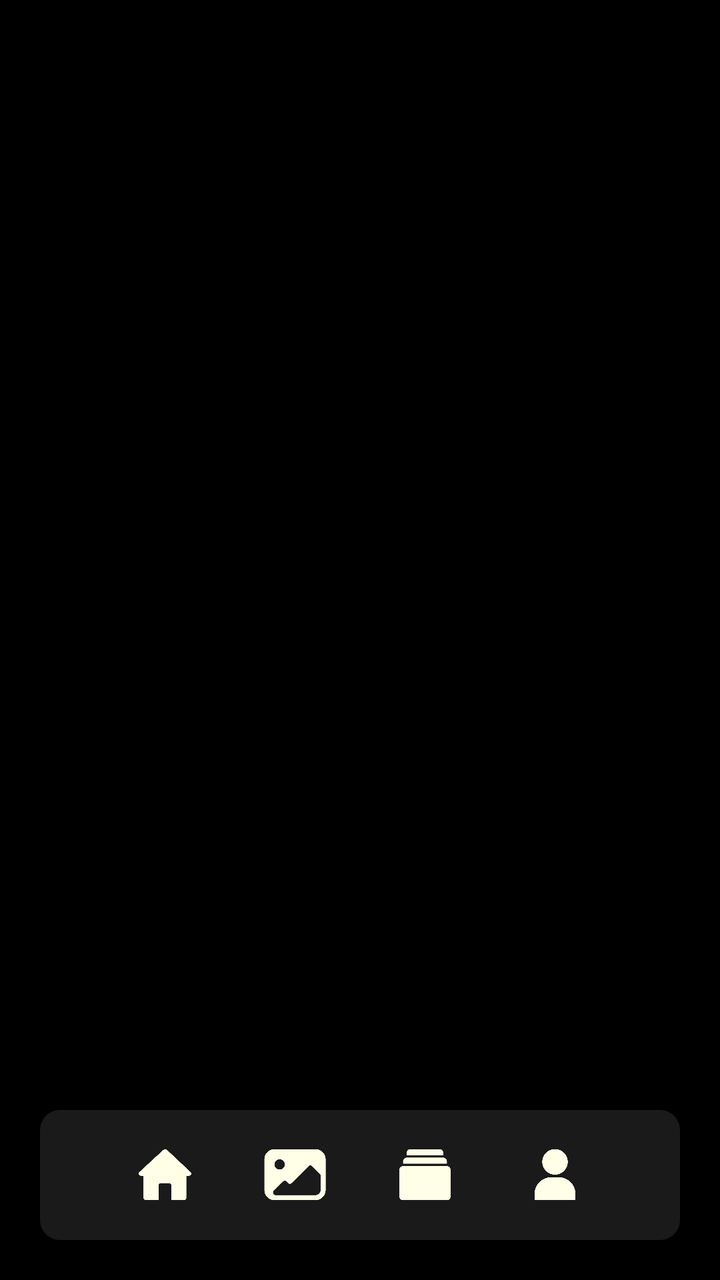
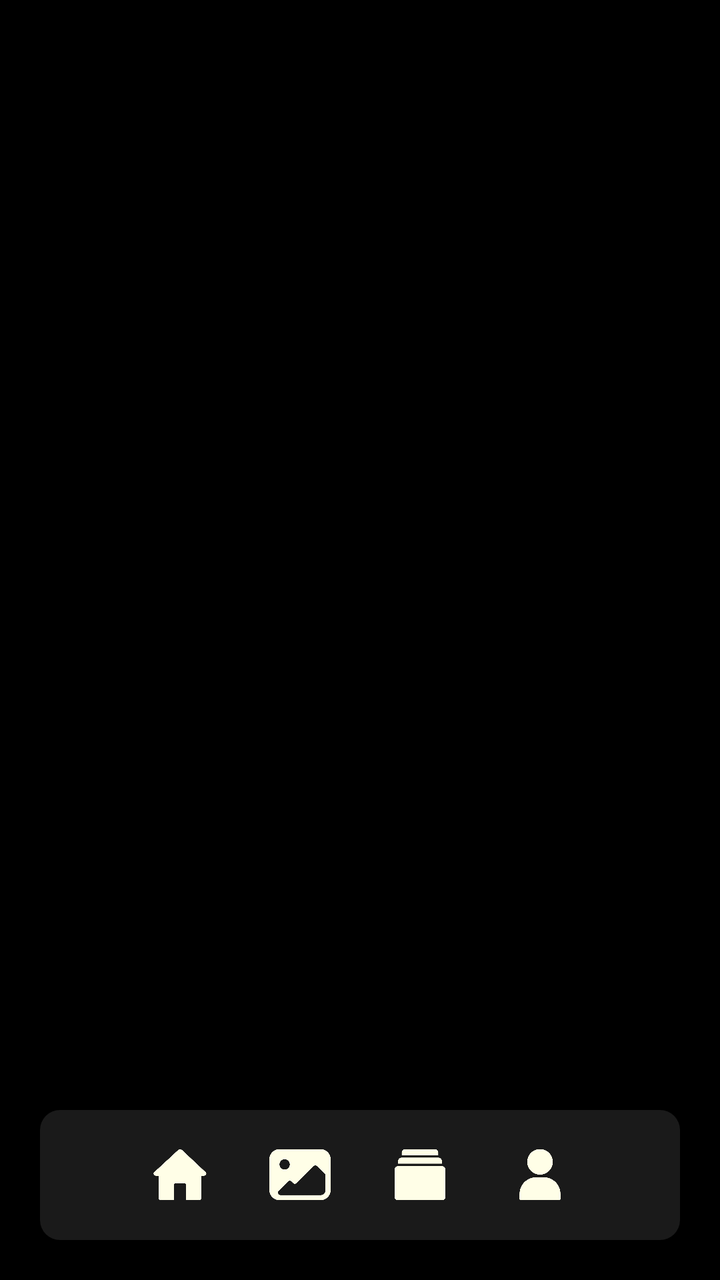

Compare the two renders of this Android layout. The source of the first and the diff that turns it into the second are given below.
<!-- AndroidManifest.xml: application theme Theme.Monaly -->
<!-- res/layout/activity_main.xml -->
<?xml version="1.0" encoding="utf-8"?>
<androidx.constraintlayout.widget.ConstraintLayout xmlns:android="http://schemas.android.com/apk/res/android"
    xmlns:app="http://schemas.android.com/apk/res-auto"
    xmlns:tools="http://schemas.android.com/tools"
    android:id="@+id/main"
    android:layout_width="match_parent"
    android:layout_height="match_parent"
    android:background="@color/black"
    tools:context=".ui.activity.MainActivity">

    <androidx.viewpager2.widget.ViewPager2
        android:id="@+id/viewPagerMain"
        android:layout_width="0dp"
        android:layout_height="0dp"
        app:layout_constraintBottom_toTopOf="@+id/customBottomNav"
        app:layout_constraintEnd_toEndOf="parent"
        app:layout_constraintStart_toStartOf="parent"
        app:layout_constraintTop_toTopOf="parent" />

    <LinearLayout
        android:id="@+id/customBottomNav"
        android:layout_width="0dp"
        android:layout_height="65dp"
        android:layout_marginStart="20dp"
        android:layout_marginEnd="20dp"
        android:layout_marginBottom="20dp"
        android:background="@drawable/drawable_background_button_gray_deep_10_dp"
        android:gravity="center_vertical"
        android:orientation="horizontal"
        android:paddingStart="30dp"
        android:paddingEnd="30dp"
        app:layout_constraintBottom_toBottomOf="parent"
        app:layout_constraintEnd_toEndOf="parent"
        app:layout_constraintStart_toStartOf="parent">

        <ImageView
            android:id="@+id/navHome"
            android:layout_width="0dp"
            android:layout_height="32dp"
            android:layout_weight="1"
            android:scaleType="fitCenter"
            android:src="@drawable/ic_home_bage_neutral" />

        <ImageView
            android:id="@+id/navGallery"
            android:layout_width="0dp"
            android:layout_height="32dp"
            android:layout_weight="1"
            android:scaleType="fitCenter"
            android:src="@drawable/ic_gallery_bage_neutral" />

        <ImageView
            android:id="@+id/navAlbums"
            android:layout_width="0dp"
            android:layout_height="32dp"
            android:layout_weight="1"
            android:scaleType="fitCenter"
            android:src="@drawable/ic_albums_bage_neutral" />

        <ImageView
            android:id="@+id/navProfile"
            android:layout_width="0dp"
            android:layout_height="32dp"
            android:layout_weight="1"
            android:scaleType="fitCenter"
            android:src="@drawable/ic_profile_bage_neutral" />

    </LinearLayout>

</androidx.constraintlayout.widget.ConstraintLayout>
<!-- resources referenced by this layout -->
<resources>
  <color name="black">#000000</color>
  <!-- drawable drawable_background_button_gray_deep_10_dp (drawable) -->
  <?xml version="1.0" encoding="utf-8"?>
  <shape xmlns:android="http://schemas.android.com/apk/res/android">
  
      <solid android:color="@color/gray_deep"/>
      <corners android:radius="10dp"/>
  
  </shape>
  <!-- drawable ic_albums_bage_neutral: png bitmap (drawable, 1011 bytes) -->
  <!-- drawable ic_gallery_bage_neutral: png bitmap (drawable, 2375 bytes) -->
  <!-- drawable ic_home_bage_neutral: png bitmap (drawable, 1460 bytes) -->
  <!-- drawable ic_profile_bage_neutral: png bitmap (drawable, 1723 bytes) -->
  <style name="Theme.Monaly" parent="Base.Theme.Monaly" />
  <color name="gray_deep">#1A1A1A</color>
  <style name="Base.Theme.Monaly" parent="Theme.Material3.DayNight.NoActionBar">
  
          <item name="android:navigationBarColor">@color/black</item>
  
      </style>
</resources>

<!-- the commit's change to res/layout/activity_main.xml (unified diff, before → after) -->
@@ -27,8 +27,8 @@
         android:background="@drawable/drawable_background_button_gray_deep_10_dp"
         android:gravity="center_vertical"
         android:orientation="horizontal"
-        android:paddingStart="30dp"
-        android:paddingEnd="30dp"
+        android:paddingStart="40dp"
+        android:paddingEnd="40dp"
         app:layout_constraintBottom_toBottomOf="parent"
         app:layout_constraintEnd_toEndOf="parent"
         app:layout_constraintStart_toStartOf="parent">
